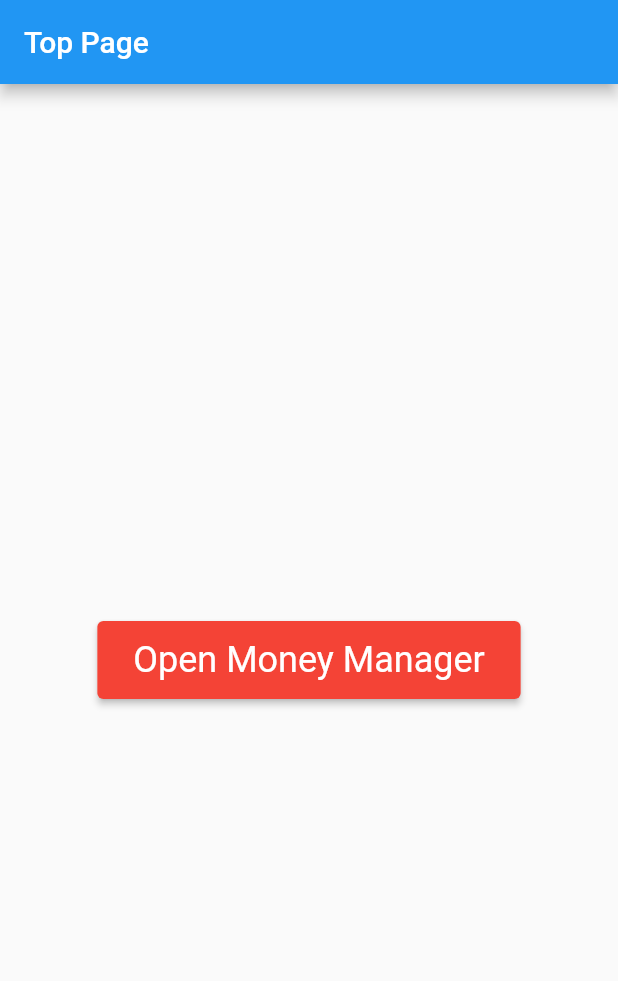
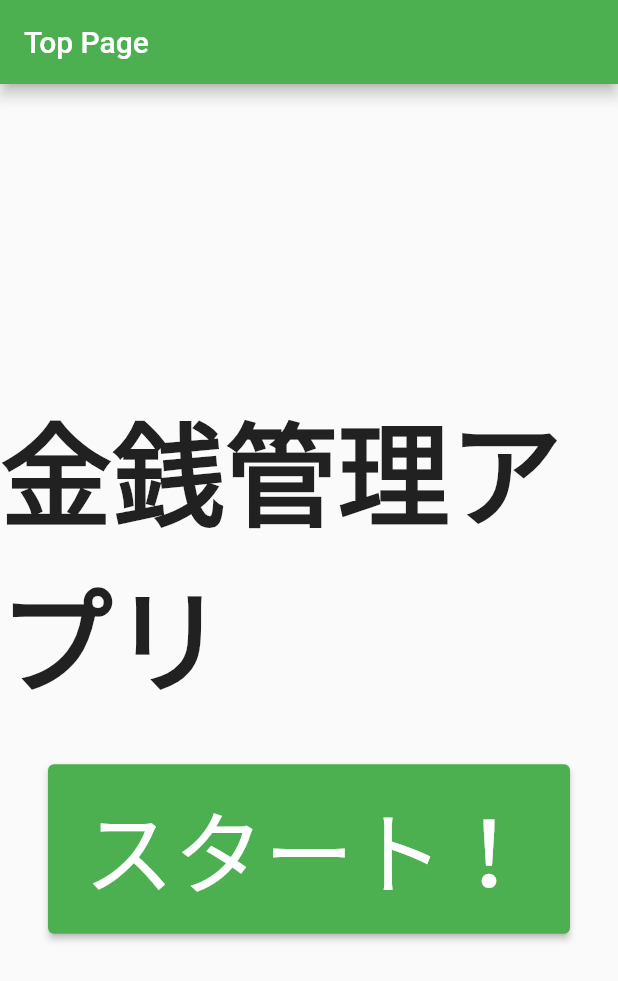
Before and after one commit to hanzawayuki/mobile, a Flutter app: the screen it shows after launch, on a phone screen of 412 x 824 dp. Shown: the top 981 px of the screen. Run offline on Flutter 3.47's test engine with Material 2 defaults, Android fonts, the phone set to English and light mode, and no system bars.

Commit message:
履歴のページ作った

```diff
--- a/lib/main.dart
+++ b/lib/main.dart
@@ -10,11 +10,12 @@ class MoneyManagerApp extends StatelessWidget {
     return MaterialApp(
       title: 'Money Manager',
       theme: ThemeData(
-        primarySwatch: Colors.blue,
+        primarySwatch: Colors.green,
       ),
       routes: {
         '/': (context) => TopPage(),
         '/moneyManager': (context) => HomePage(),
+        '/history': (context) => HistoryPage(),
       },
       initialRoute: '/',
     );
@@ -29,24 +30,43 @@ class TopPage extends StatelessWidget {
         title: Text('Top Page'),
       ),
       body: Center(
-        child: ElevatedButton(
+        child: Column(
+          mainAxisAlignment: MainAxisAlignment.center,
+          children: [
+            Text(
+              '金銭管理アプリ',
+              style: TextStyle(
+                fontSize: 75.0,
+                fontWeight: FontWeight.bold,
+              ),
+            ),
+            SizedBox(height: 30),
+            ElevatedButton(
               onPressed: () {
                 Navigator.pushNamed(context, '/moneyManager');
               },
               style: ElevatedButton.styleFrom(
                 padding: EdgeInsets.symmetric(horizontal: 24.0, vertical: 12.0),
-            textStyle: TextStyle(fontSize: 24.0),
-            primary: Colors.red,
+                textStyle: TextStyle(fontSize: 60.0),
+                primary: Colors.green,
               ),
-          child: Text('Open Money Manager'),
+              child: Text('スタート！'),
+            ),
+          ],
         ),
       ),
     );
   }
 }
 
-class HomePage extends StatelessWidget {
+class HomePage extends StatefulWidget {
+  @override
+  _HomePageState createState() => _HomePageState();
+}
+
+class _HomePageState extends State<HomePage> {
   TextEditingController amountController = TextEditingController();
+  List<String> history = [];
 
   void saveAmount(BuildContext context) {
     String amount = amountController.text;
@@ -54,6 +74,10 @@ class HomePage extends StatelessWidget {
 
     // 保存が完了したら、テキストフィールドをクリアする
     amountController.clear();
+
+    setState(() {
+      history.add(amount);
+    });
   }
 
   @override
@@ -77,7 +101,24 @@ class HomePage extends StatelessWidget {
             SizedBox(height: 16.0),
             ElevatedButton(
               onPressed: () => saveAmount(context),
+              style: ElevatedButton.styleFrom(
+                padding: EdgeInsets.symmetric(horizontal: 24.0, vertical: 12.0),
+                textStyle: TextStyle(fontSize: 35.0),
+                primary: Colors.green,
+              ),
               child: Text('保存'),
+            ),
+            SizedBox(height: 35.0),
+            ElevatedButton(
+              onPressed: () {
+                Navigator.pushNamed(context, '/history');
+              },
+              style: ElevatedButton.styleFrom(
+                padding: EdgeInsets.symmetric(horizontal: 24.0, vertical: 12.0),
+                textStyle: TextStyle(fontSize: 35.0),
+                primary: Colors.green,
+              ),
+              child: Text('金額履歴を表示'),
             ),
           ],
         ),
@@ -85,3 +126,22 @@ class HomePage extends StatelessWidget {
     );
   }
 }
+
+class HistoryPage extends StatelessWidget {
+  @override
+  Widget build(BuildContext context) {
+    return Scaffold(
+      appBar: AppBar(
+        title: Text('入力履歴ページ'),
+      ),
+      body: Center(
+        child: ElevatedButton(
+          onPressed: () {
+            Navigator.pop(context);
+          },
+          child: Text('戻る'),
+        ),
+      ),
+    );
+  }
+}
```
Lines whose indentation alone changed are shown as unchanged.
